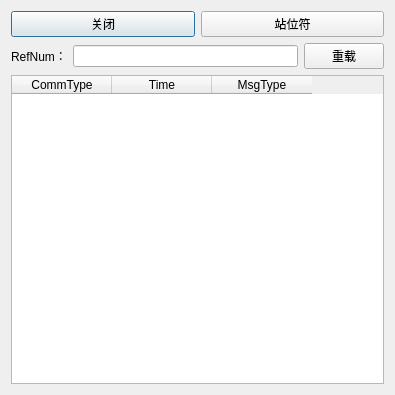
zx9229/myexe, file businessClient/dialogreqrsp.ui: the form before one commit.
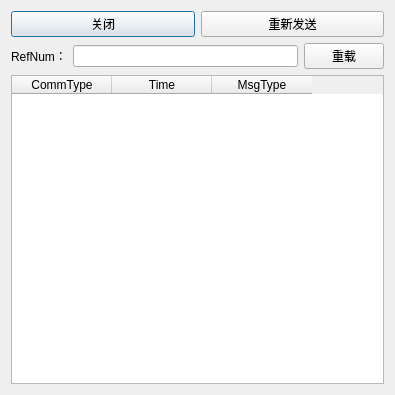
The form after the commit.

Diff of the .ui file:
```diff
--- a/businessClient/dialogreqrsp.ui
+++ b/businessClient/dialogreqrsp.ui
@@ -26,7 +26,7 @@
      <item>
       <widget class="QPushButton" name="pushButton_2">
        <property name="text">
-        <string>站位符</string>
+        <string>重新发送</string>
        </property>
       </widget>
      </item>
```
Left out of the diff: 2 changed lines with no effect on the pictures.
